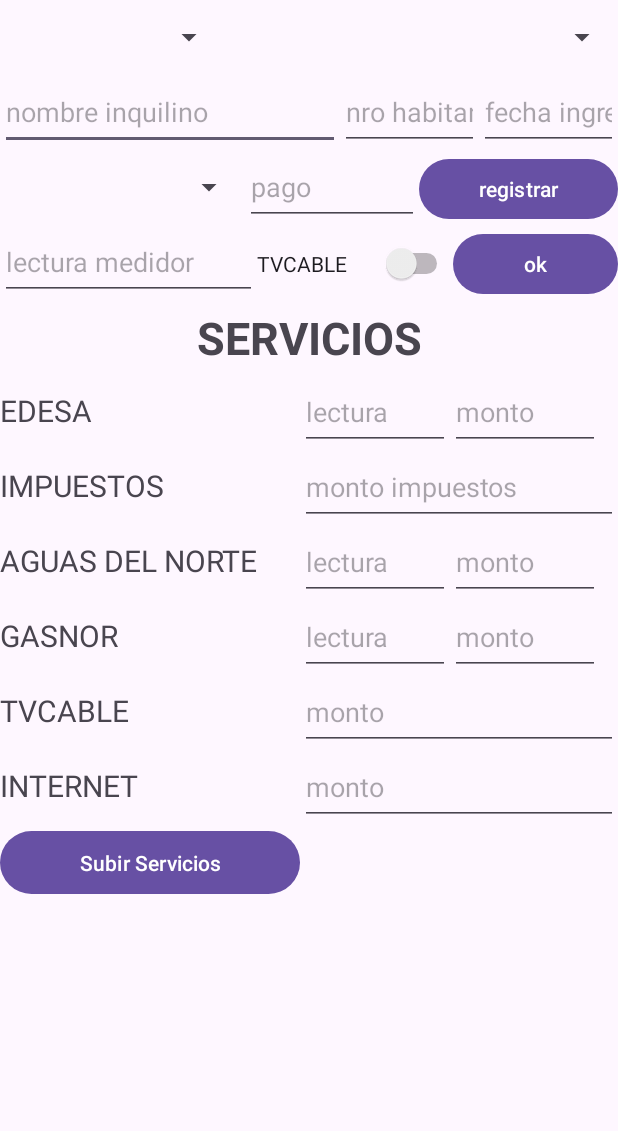
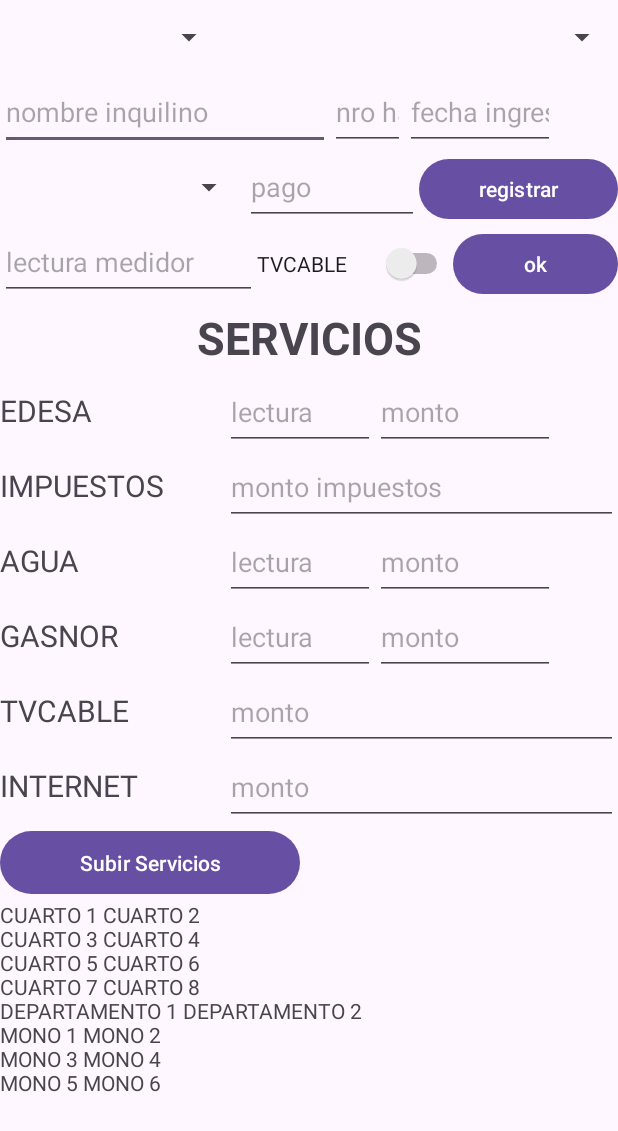
Before and after one commit to fabtelo/VT332, an Android app: the screen it shows after launch (MainActivity), on a phone screen of 412 x 824 dp. Shown: the top 1131 px of the screen. Run offline under Robolectric (Android 15) with nearby library versions, the phone set to English and light mode, and no system bars; our stand-ins replace Firebase (no records; nobody signed in at launch, a user with empty details on screens opened directly).

```diff
--- a/app/src/main/AndroidManifest.xml
+++ b/app/src/main/AndroidManifest.xml
@@ -13,6 +13,9 @@
         android:theme="@style/Theme.VT332"
         tools:targetApi="31">
         <activity
+            android:name=".Administracion"
+            android:exported="false" />
+        <activity
             android:name=".MainActivity"
             android:exported="true">
             <intent-filter>
--- a/app/src/main/java/com/example/vt332/MainActivity.java
+++ b/app/src/main/java/com/example/vt332/MainActivity.java
@@ -1,10 +1,11 @@
 package com.example.vt332;
+
 
 import androidx.annotation.NonNull;
 import androidx.appcompat.app.AppCompatActivity;
 
 import android.annotation.SuppressLint;
-import android.graphics.Color;
+import android.content.Intent;
 import android.os.Bundle;
 import android.view.View;
 import android.widget.AdapterView;
@@ -18,7 +19,6 @@ import android.widget.TextView;
 import android.widget.Toast;
 
 import com.google.android.gms.tasks.OnCompleteListener;
-import com.google.android.gms.tasks.OnSuccessListener;
 import com.google.android.gms.tasks.Task;
 import com.google.firebase.database.DataSnapshot;
 import com.google.firebase.database.DatabaseError;
@@ -26,7 +26,6 @@ import com.google.firebase.database.DatabaseReference;
 import com.google.firebase.database.FirebaseDatabase;
 import com.google.firebase.database.ValueEventListener;
 
-import java.text.DateFormat;
 import java.text.SimpleDateFormat;
 import java.util.ArrayList;
 import java.util.Date;
@@ -69,7 +68,11 @@ public class MainActivity extends AppCompatActivity {
     private HashMap<String,Double> lecsMap2=new HashMap<>();
     private double MontoEdesa, LecturaEdesa,LecturaEdesa2,LecCuartos,LecCuartos2,LecTOT,LecTOT2,Magua,Mgas;
     private double Mcable,Minternet,Mimpuestos;
-
+//variables para deudores
+    private String deudores="";
+    private String deudores2="";
+//declarando variables para mostrar deudores
+    private ArrayList<String> arrayCuartos,arrayDepas;
     //metodo on create
     @SuppressLint("MissingInflatedId")
     @Override
@@ -78,6 +81,10 @@ public class MainActivity extends AppCompatActivity {
         setContentView(R.layout.activity_main);
         getNroInq();
         getNroCable();
+        seteaDeudores();
+        arrayCuartos=new ArrayList<>();
+        arrayDepas=new ArrayList<>();
+        seteaArrayDeudores();
 //instanciando views para datos especificos de cada inquilino
         spTipoInm=findViewById(R.id.spinner);
         spUnidad=findViewById(R.id.spinner2);
@@ -166,6 +173,17 @@ public class MainActivity extends AppCompatActivity {
                 setServicios();
             }
         });
+    }
+
+    private void seteaArrayDeudores() {
+        for(int i=1;i<9;i++){
+            arrayCuartos.add("CUARTO "+i);
+        }
+        arrayDepas.add("DEPARTAMENTO 1");
+        arrayDepas.add("DEPARTAMENTO 2");
+        for (int i=1;i<7;i++){
+            arrayDepas.add("MONO "+i);
+        }
     }
 
     private void setServicios() {
@@ -309,7 +327,7 @@ public class MainActivity extends AppCompatActivity {
 
         double luz=iluz/eluz*(MontoEdesa-Mimpuestos);
         double totServices=gas+agua+coble+intelnet+luz;
-        txtservicios.setText(Double.toString(totServices));
+        txtservicios.setText(Double.toString(Math.round(totServices*100.0)));
     }
 
     private void setLectura() {
@@ -420,8 +438,14 @@ public class MainActivity extends AppCompatActivity {
             nodo.child("servicios").child(Agno).child(Mes).child("LAG").child("agua").child("monto").setValue(ETmontAgu.getText().toString());
             nodo.child("servicios").child(Agno).child(Mes).child("LAG").child("gas").child("lectura").setValue(ETlecGas.getText().toString());
             nodo.child("servicios").child(Agno).child(Mes).child("LAG").child("gas").child("monto").setValue(ETmontoGas.getText().toString());
-        }else Toast.makeText(this,"falta ingresar algun dato",Toast.LENGTH_SHORT).show();
+        }else irAdministracion();
     }
+
+    private void irAdministracion() {
+        Intent intent=new Intent(this, Administracion.class);
+        startActivity(intent);
+    }
+
     private void getNroInq(){
         nroInqs=0;
         nodo.child("unidades").addListenerForSingleValueEvent(new ValueEventListener() {
@@ -476,4 +500,63 @@ public class MainActivity extends AppCompatActivity {
             }
         });
     }
+    private void seteaDeudores(){
+        nodo.child("unidades").child("cuartos").addListenerForSingleValueEvent(new ValueEventListener() {
+            @Override
+            public void onDataChange(@NonNull DataSnapshot snapshot) {
+                int m=0;
+                for(DataSnapshot item:snapshot.getChildren()){
+                    if(item.child("pagos").child(Agno).child(Mes).exists()){
+                        arrayCuartos.set(m,"");
+                    }m++;
+                }seteaDeudores2();
+            }
+            @Override
+            public void onCancelled(@NonNull DatabaseError error) {
+            }
+        });
+    }
+
+    private void seteaDeudores2() {
+        nodo.child("unidades").child("depas").addListenerForSingleValueEvent(new ValueEventListener() {
+            @Override
+            public void onDataChange(@NonNull DataSnapshot snapshot) {
+                int m=0;
+                for(DataSnapshot item:snapshot.getChildren()){
+                    if(item.child("pagos").child(Agno).child(Mes).child("Alquiler").exists()){
+                        arrayDepas.set(m,"");
+                    }m++;
+                }seteaDeudores3();
+            }
+
+            @Override
+            public void onCancelled(@NonNull DatabaseError error) {
+
+            }
+        });
+    }
+
+    private void seteaDeudores3() {
+        int n=1;
+        int l=1;
+        for(int i=0;i<8;i++){
+            if(n%2==0){
+                deudores=deudores+arrayCuartos.get(i)+"\n";
+                n++;
+            }else{
+                deudores=deudores+arrayCuartos.get(i)+" ";
+                n++;
+            }
+        }
+        for(int i=0;i<8;i++){
+            if(l%2==0){
+                deudores2=deudores2+arrayDepas.get(i)+"\n";
+                l++;
+            }else{
+                deudores2=deudores2+arrayDepas.get(i)+" ";
+                l++;
+            }
+        }
+        txtMorosos.setText(deudores+deudores2);
+    }
 }
--- a/app/src/main/res/layout/activity_main.xml
+++ b/app/src/main/res/layout/activity_main.xml
@@ -31,9 +31,8 @@
 
         <EditText
             android:id="@+id/editTextText"
-            android:layout_width="100dp"
+            android:layout_width="220dp"
             android:layout_height="50dp"
-            android:layout_weight="3"
             android:ems="10"
             android:hint="nombre inquilino"
             android:inputType="text" />
@@ -42,16 +41,14 @@
             android:id="@+id/editTextText2"
             android:layout_width="50dp"
             android:layout_height="50dp"
-            android:layout_weight="1"
             android:ems="10"
             android:hint="nro habitantes"
             android:inputType="text" />
 
         <EditText
             android:id="@+id/editTextText3"
-            android:layout_width="50dp"
+            android:layout_width="100dp"
             android:layout_height="50dp"
-            android:layout_weight="1"
             android:ems="10"
             android:hint="fecha ingreso"
             android:inputType="text" />
@@ -128,7 +125,7 @@
 
         <TextView
             android:id="@+id/textView"
-            android:layout_width="200dp"
+            android:layout_width="150dp"
             android:layout_height="50dp"
             android:text="EDESA"
             android:textSize="20sp" />
@@ -143,7 +140,7 @@
 
         <EditText
             android:id="@+id/editTextText7"
-            android:layout_width="100dp"
+            android:layout_width="120dp"
             android:layout_height="50dp"
             android:ems="10"
             android:hint="monto"
@@ -156,7 +153,7 @@
 
         <TextView
             android:id="@+id/textView2"
-            android:layout_width="200dp"
+            android:layout_width="150dp"
             android:layout_height="50dp"
             android:text="IMPUESTOS"
             android:textSize="20sp" />
@@ -177,9 +174,9 @@
 
         <TextView
             android:id="@+id/textView3"
-            android:layout_width="200dp"
+            android:layout_width="150dp"
             android:layout_height="50dp"
-            android:text="AGUAS DEL NORTE"
+            android:text="AGUA"
             android:textSize="20sp" />
 
         <EditText
@@ -192,7 +189,7 @@
 
         <EditText
             android:id="@+id/editTextText10"
-            android:layout_width="100dp"
+            android:layout_width="120dp"
             android:layout_height="50dp"
             android:ems="10"
             android:hint="monto"
@@ -205,7 +202,7 @@
 
         <TextView
             android:id="@+id/textView4"
-            android:layout_width="200dp"
+            android:layout_width="150dp"
             android:layout_height="50dp"
             android:text="GASNOR"
             android:textSize="20sp" />
@@ -220,7 +217,7 @@
 
         <EditText
             android:id="@+id/editTextText12"
-            android:layout_width="100dp"
+            android:layout_width="120dp"
             android:layout_height="50dp"
             android:ems="10"
             android:hint="monto"
@@ -233,7 +230,7 @@
 
         <TextView
             android:id="@+id/textView5"
-            android:layout_width="200dp"
+            android:layout_width="150dp"
             android:layout_height="50dp"
             android:text="TVCABLE"
             android:textSize="20sp" />
@@ -254,7 +251,7 @@
 
         <TextView
             android:id="@+id/textView6"
-            android:layout_width="200dp"
+            android:layout_width="150dp"
             android:layout_height="50dp"
             android:text="INTERNET"
             android:textSize="20sp" />
```
Also changed, not shown: app/src/main/java/com/example/vt332/Administracion.java (added, +135 -0 lines), app/src/main/res/layout/activity_administracion.xml (added, +66 -0 lines).
